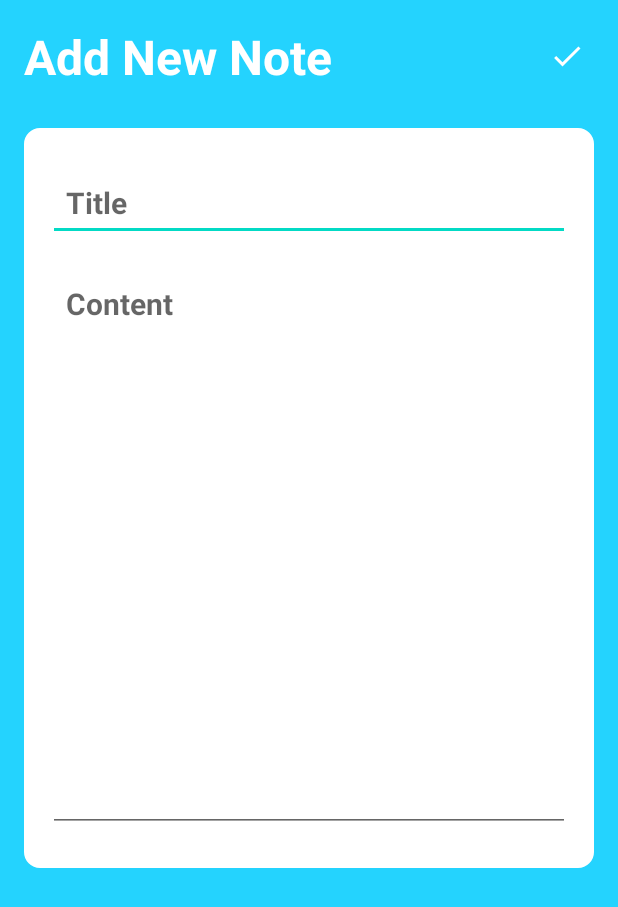
After one commit to lchryu/Notes_Pro, an Android app: the NoteDetailsActivity screen opened directly, with no data from a screen before it, on a phone screen of 412 x 824 dp. The commit adds this screen. Shown: the top 907 px of the screen. Run offline under Robolectric (Android 15) with nearby library versions, the phone set to English and light mode, and no system bars.

Commit message:
Add New Note Screen Design

```diff
--- a/app/src/main/AndroidManifest.xml
+++ b/app/src/main/AndroidManifest.xml
@@ -11,6 +11,9 @@
         android:supportsRtl="true"
         android:theme="@style/Theme.NotesPro"
         tools:targetApi="31">
+        <activity
+            android:name=".NoteDetailsActivity"
+            android:exported="false" />
         <activity
             android:name=".LoginActivity"
             android:exported="false" />
--- /dev/null
+++ b/app/src/main/java/com/example/notespro/NoteDetailsActivity.java
@@ -0,0 +1,33 @@
+package com.example.notespro;
+
+import androidx.appcompat.app.AppCompatActivity;
+
+import android.os.Bundle;
+import android.widget.EditText;
+import android.widget.ImageButton;
+
+public class NoteDetailsActivity extends AppCompatActivity {
+    EditText titleEditText, contentEditText;
+    ImageButton saveNoteBtn;
+
+    @Override
+    protected void onCreate(Bundle savedInstanceState) {
+        super.onCreate(savedInstanceState);
+        setContentView(R.layout.activity_note_details);
+        titleEditText = findViewById(R.id.notes_title_text);
+        contentEditText = findViewById(R.id.notes_content_text);
+        saveNoteBtn = findViewById(R.id.save_note_btn);
+
+        saveNoteBtn.setOnClickListener(v->saveNote());
+    }
+
+    void saveNote() {
+        String noteTitle = titleEditText.getText().toString();
+        String noteContent = contentEditText.getText().toString();
+        if (noteTitle == null || noteTitle.isEmpty())  {
+            titleEditText.setError("Title is required");
+            return;
+        }
+
+    }
+}
--- /dev/null
+++ b/app/src/main/res/drawable/baseline_add_24.xml
@@ -0,0 +1,5 @@
+<vector android:height="24dp" android:tint="#000000"
+    android:viewportHeight="24" android:viewportWidth="24"
+    android:width="24dp" xmlns:android="http://schemas.android.com/apk/res/android">
+    <path android:fillColor="@android:color/white" android:pathData="M19,13h-6v6h-2v-6H5v-2h6V5h2v6h6v2z"/>
+</vector>
--- /dev/null
+++ b/app/src/main/res/drawable/baseline_done_24.xml
@@ -0,0 +1,5 @@
+<vector android:height="24dp" android:tint="#000000"
+    android:viewportHeight="24" android:viewportWidth="24"
+    android:width="24dp" xmlns:android="http://schemas.android.com/apk/res/android">
+    <path android:fillColor="@android:color/white" android:pathData="M9,16.2L4.8,12l-1.4,1.4L9,19 21,7l-1.4,-1.4L9,16.2z"/>
+</vector>
--- /dev/null
+++ b/app/src/main/res/layout/activity_note_details.xml
@@ -0,0 +1,64 @@
+<?xml version="1.0" encoding="utf-8"?>
+<RelativeLayout xmlns:android="http://schemas.android.com/apk/res/android"
+    xmlns:app="http://schemas.android.com/apk/res-auto"
+    xmlns:tools="http://schemas.android.com/tools"
+    android:layout_width="match_parent"
+    android:layout_height="match_parent"
+    tools:context=".NoteDetailsActivity"
+    android:background="@color/my_primary"
+    android:padding="16dp">
+    <RelativeLayout
+        android:layout_width="match_parent"
+        android:layout_height="wrap_content"
+        android:id="@+id/title_bar_layout">
+        <TextView
+            android:layout_width="wrap_content"
+            android:layout_height="wrap_content"
+            android:id="@+id/page_title"
+            android:text="Add New Note"
+            android:textSize="32sp"
+            android:textColor="@color/white"
+            android:textStyle="bold"/>
+        <ImageButton
+            android:layout_width="36dp"
+            android:layout_height="36dp"
+            android:id="@+id/save_note_btn"
+            android:src="@drawable/baseline_done_24"
+            android:layout_alignParentEnd="true"
+            android:layout_centerVertical="true"
+            app:tint="@color/white"
+            android:background="?attr/selectableItemBackgroundBorderless"/>
+    </RelativeLayout>
+    <LinearLayout
+        android:layout_width="match_parent"
+        android:layout_height="wrap_content"
+        android:layout_below="@id/title_bar_layout"
+        android:orientation="vertical"
+        android:padding="16dp"
+        android:layout_marginVertical="26dp"
+        android:backgroundTint="@color/white"
+        android:background="@drawable/rounded_corner">
+        <EditText
+            android:layout_width="match_parent"
+            android:layout_height="wrap_content"
+            android:hint="Title"
+            android:id="@+id/notes_title_text"
+            android:textSize="20sp"
+            android:textStyle="bold"
+            android:layout_marginVertical="8dp"
+            android:padding="12dp"
+            android:textColor="@color/black"/>
+        <EditText
+            android:layout_width="match_parent"
+            android:layout_height="wrap_content"
+            android:hint="Content"
+            android:id="@+id/notes_content_text"
+            android:minLines="15"
+            android:gravity="top"
+            android:textSize="20sp"
+            android:textStyle="bold"
+            android:layout_marginVertical="8dp"
+            android:padding="12dp"
+            android:textColor="@color/black"/>
+    </LinearLayout>
+</RelativeLayout>
```
Also changed, not shown: app/src/main/java/com/example/notespro/MainActivity.java (+5 -2 lines), app/src/main/res/layout/activity_main.xml (+12 -9 lines).
